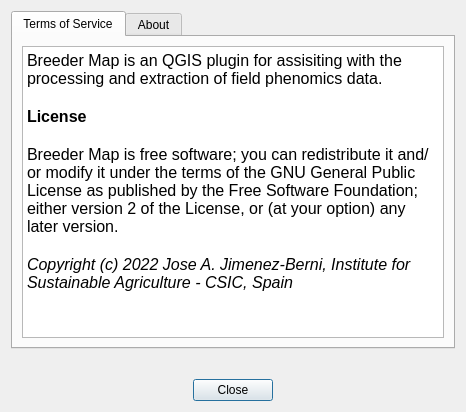
The window that ui_about_dialog.ui (jajberni/BreederMap) describes before a commit, drawn with Qt 5.
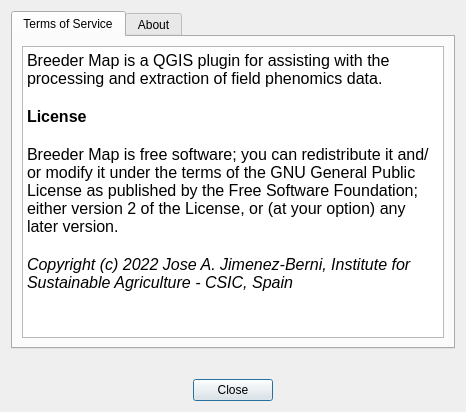
The same window after the commit. The open tabs and pages were chosen to show the change.

Commit message: Updated About dialog and icon

What changed in the file:
```diff
--- a/ui_about_dialog.ui
+++ b/ui_about_dialog.ui
@@ -36,14 +36,15 @@
           <string>&lt;!DOCTYPE HTML PUBLIC &quot;-//W3C//DTD HTML 4.0//EN&quot; &quot;http://www.w3.org/TR/REC-html40/strict.dtd&quot;&gt;
 &lt;html&gt;&lt;head&gt;&lt;meta name=&quot;qrichtext&quot; content=&quot;1&quot; /&gt;&lt;style type=&quot;text/css&quot;&gt;
 p, li { white-space: pre-wrap; }
-&lt;/style&gt;&lt;/head&gt;&lt;body style=&quot; font-family:'.AppleSystemUIFont'; font-size:13pt; font-weight:400; font-style:normal;&quot;&gt;
-&lt;p style=&quot; margin-top:0px; margin-bottom:0px; margin-left:0px; margin-right:0px; -qt-block-indent:0; text-indent:0px;&quot;&gt;&lt;span style=&quot; font-family:'.SF NS Text'; font-size:12pt;&quot;&gt;Breeder Map is an QGIS plugin for assisiting with the processing and extraction of field phenomics data.&lt;/span&gt;&lt;/p&gt;
+&lt;/style&gt;&lt;/head&gt;&lt;body style=&quot; font-family:'MS Shell Dlg 2'; font-size:8.25pt; font-weight:400; font-style:normal;&quot;&gt;
+&lt;p style=&quot; margin-top:0px; margin-bottom:0px; margin-left:0px; margin-right:0px; -qt-block-indent:0; text-indent:0px;&quot;&gt;&lt;span style=&quot; font-size:12pt;&quot;&gt;Breeder Map is a QGIS plugin for assisting with the processing and extraction of field phenomics data.&lt;/span&gt;&lt;/p&gt;
 &lt;p style=&quot;-qt-paragraph-type:empty; margin-top:0px; margin-bottom:0px; margin-left:0px; margin-right:0px; -qt-block-indent:0; text-indent:0px; font-family:'Ubuntu'; font-size:12pt;&quot;&gt;&lt;br /&gt;&lt;/p&gt;
 &lt;p style=&quot; margin-top:0px; margin-bottom:0px; margin-left:0px; margin-right:0px; -qt-block-indent:0; text-indent:0px;&quot;&gt;&lt;span style=&quot; font-family:'Ubuntu'; font-size:12pt; font-weight:600;&quot;&gt;License&lt;/span&gt;&lt;/p&gt;
 &lt;p style=&quot;-qt-paragraph-type:empty; margin-top:0px; margin-bottom:0px; margin-left:0px; margin-right:0px; -qt-block-indent:0; text-indent:0px; font-family:'Ubuntu'; font-size:12pt; font-weight:600;&quot;&gt;&lt;br /&gt;&lt;/p&gt;
 &lt;p style=&quot; margin-top:0px; margin-bottom:0px; margin-left:0px; margin-right:0px; -qt-block-indent:0; text-indent:0px;&quot;&gt;&lt;span style=&quot; font-family:'Ubuntu'; font-size:12pt;&quot;&gt;Breeder Map is free software; you can redistribute it and/or modify it under the terms of the GNU General Public License as published by the Free Software Foundation; either version 2 of the License, or (at your option) any later version.&lt;/span&gt;&lt;/p&gt;
 &lt;p style=&quot;-qt-paragraph-type:empty; margin-top:0px; margin-bottom:0px; margin-left:0px; margin-right:0px; -qt-block-indent:0; text-indent:0px; font-family:'Ubuntu'; font-size:12pt;&quot;&gt;&lt;br /&gt;&lt;/p&gt;
-&lt;p style=&quot; margin-top:0px; margin-bottom:0px; margin-left:0px; margin-right:0px; -qt-block-indent:0; text-indent:0px;&quot;&gt;&lt;span style=&quot; font-family:'Ubuntu'; font-size:12pt; font-style:italic;&quot;&gt;Copyright (c) 2022 Jose A. Jimenez-Berni, Institute for Sustainable Agriculture - CSIC, Spain&lt;/span&gt;&lt;/p&gt;&lt;/body&gt;&lt;/html&gt;</string>
+&lt;p style=&quot; margin-top:0px; margin-bottom:0px; margin-left:0px; margin-right:0px; -qt-block-indent:0; text-indent:0px;&quot;&gt;&lt;span style=&quot; font-family:'Ubuntu'; font-size:12pt; font-style:italic;&quot;&gt;Copyright (c) 2022 Jose A. Jimenez-Berni, Institute for Sustainable Agriculture - CSIC, Spain&lt;/span&gt;&lt;/p&gt;
+&lt;p style=&quot;-qt-paragraph-type:empty; margin-top:0px; margin-bottom:0px; margin-left:0px; margin-right:0px; -qt-block-indent:0; text-indent:0px; font-family:'Ubuntu'; font-size:12pt; font-style:italic;&quot;&gt;&lt;br /&gt;&lt;/p&gt;&lt;/body&gt;&lt;/html&gt;</string>
          </property>
          <property name="textInteractionFlags">
           <set>Qt::LinksAccessibleByMouse|Qt::TextSelectableByMouse</set>
```
Left out of the diff: 10 changed lines with no effect on the pictures. The commit also changes 7 other files.
